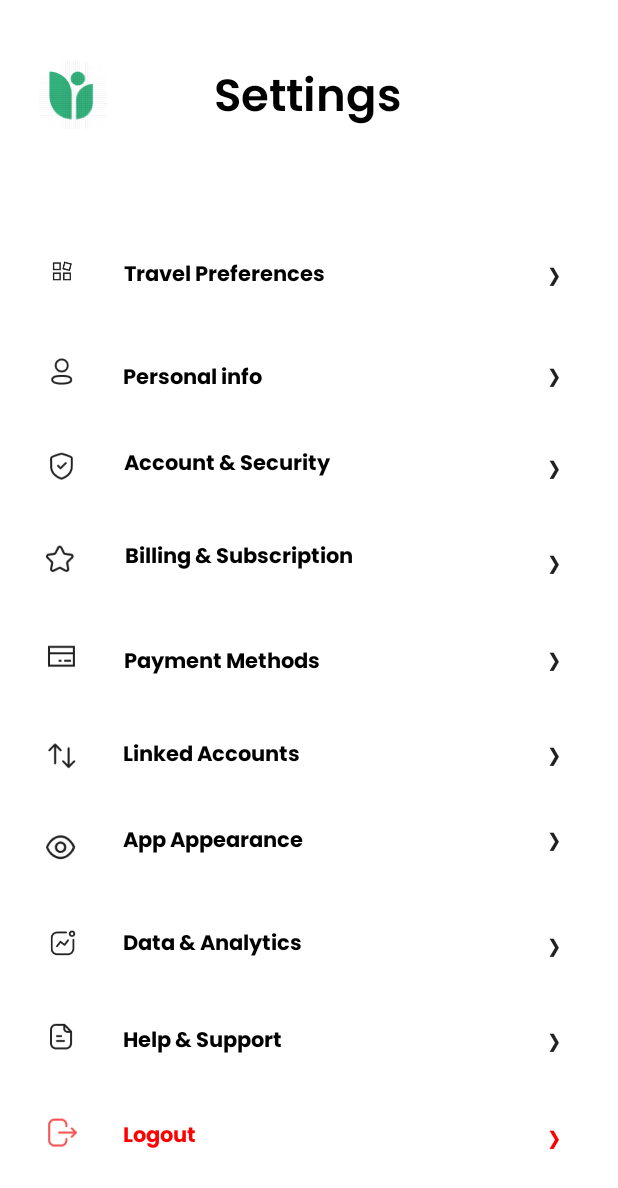
After one commit to GDSC-KIIT/TravelMate, an Android app: the fragment SettingsFragment shown on its own in the app's theme, on a phone screen of 412 x 824 dp. The commit adds this screen. Shown: the top 1188 px of the screen. Run offline under Robolectric (Android 15) with nearby library versions, the phone set to English and light mode, and no system bars.

Commit message:
added settings fragment

```diff
--- a/app/build.gradle.kts
+++ b/app/build.gradle.kts
@@ -44,6 +44,8 @@ dependencies {
     implementation("androidx.appcompat:appcompat:1.6.1")
     implementation("com.google.android.material:material:1.8.0")
     implementation("androidx.constraintlayout:constraintlayout:2.1.4")
+    implementation("androidx.navigation:navigation-fragment-ktx:2.7.5")
+    implementation("androidx.navigation:navigation-ui-ktx:2.7.5")
     testImplementation("junit:junit:4.13.2")
     androidTestImplementation("androidx.test.ext:junit:1.1.5")
     androidTestImplementation("androidx.test.espresso:espresso-core:3.5.1")
--- a/app/src/main/java/com/example/travelmate/MainActivity.kt
+++ b/app/src/main/java/com/example/travelmate/MainActivity.kt
@@ -6,6 +6,6 @@ import android.os.Bundle
 class MainActivity : AppCompatActivity() {
     override fun onCreate(savedInstanceState: Bundle?) {
         super.onCreate(savedInstanceState)
-        setContentView(R.layout.settings_page)
+        setContentView(R.layout.activity_main)
     }
 }
--- /dev/null
+++ b/app/src/main/java/com/example/travelmate/SettingsFragment.kt
@@ -0,0 +1,59 @@
+package com.example.travelmate
+
+import android.os.Bundle
+import androidx.fragment.app.Fragment
+import android.view.LayoutInflater
+import android.view.View
+import android.view.ViewGroup
+
+// TODO: Rename parameter arguments, choose names that match
+// the fragment initialization parameters, e.g. ARG_ITEM_NUMBER
+private const val ARG_PARAM1 = "param1"
+private const val ARG_PARAM2 = "param2"
+
+/**
+ * A simple [Fragment] subclass.
+ * Use the [SettingsFragment.newInstance] factory method to
+ * create an instance of this fragment.
+ */
+class SettingsFragment : Fragment() {
+    // TODO: Rename and change types of parameters
+    private var param1: String? = null
+    private var param2: String? = null
+
+    override fun onCreate(savedInstanceState: Bundle?) {
+        super.onCreate(savedInstanceState)
+        arguments?.let {
+            param1 = it.getString(ARG_PARAM1)
+            param2 = it.getString(ARG_PARAM2)
+        }
+    }
+
+    override fun onCreateView(
+        inflater: LayoutInflater, container: ViewGroup?,
+        savedInstanceState: Bundle?
+    ): View? {
+        // Inflate the layout for this fragment
+        return inflater.inflate(R.layout.fragment_settings, container, false)
+    }
+
+    companion object {
+        /**
+         * Use this factory method to create a new instance of
+         * this fragment using the provided parameters.
+         *
+         * @param param1 Parameter 1.
+         * @param param2 Parameter 2.
+         * @return A new instance of fragment SettingsFragment.
+         */
+        // TODO: Rename and change types and number of parameters
+        @JvmStatic
+        fun newInstance(param1: String, param2: String) =
+            SettingsFragment().apply {
+                arguments = Bundle().apply {
+                    putString(ARG_PARAM1, param1)
+                    putString(ARG_PARAM2, param2)
+                }
+            }
+    }
+}
--- a/app/src/main/res/layout/active_trip_list.xml
+++ b/app/src/main/res/layout/active_trip_list.xml
@@ -1,7 +1,6 @@
 <?xml version="1.0" encoding="utf-8"?>
 <androidx.constraintlayout.widget.ConstraintLayout xmlns:android="http://schemas.android.com/apk/res/android"
     xmlns:app="http://schemas.android.com/apk/res-auto"
-    xmlns:tools="http://schemas.android.com/tools"
     android:layout_width="match_parent"
     android:layout_height="wrap_content"
     android:layout_margin="10sp">
@@ -25,7 +24,7 @@
         android:layout_width="wrap_content"
         android:layout_height="wrap_content"
         android:fontFamily="@font/poppins_bold"
-        android:text="Tokyo,Japan"
+        android:text="@string/tokyo_japan"
         android:textColor="@color/text_primary"
         android:textSize="20sp"
         android:textStyle="bold"
@@ -60,7 +59,7 @@
         android:layout_width="wrap_content"
         android:layout_height="wrap_content"
         android:fontFamily="@font/poppins_light"
-        android:text="Dec 12 - Dec,2023  .  A couple  . Luxury"
+        android:text="@string/trip_detail_desc"
         android:textColor="@color/text_secondary"
         app:layout_constraintBottom_toBottomOf="parent"
         app:layout_constraintEnd_toStartOf="@+id/menu_dropdown"
--- a/app/src/main/res/layout/fragment_home_main_fragment.xml
+++ b/app/src/main/res/layout/fragment_home_main_fragment.xml
@@ -67,6 +67,7 @@
                 android:textSize="18sp"
                 android:textStyle="bold"/>
             <TextView
+                android:id="@+id/tvViewAllPopularDestination"
                 android:layout_width="wrap_content"
                 android:layout_marginLeft="65dp"
                 android:layout_height="wrap_content"
@@ -103,6 +104,7 @@
                 android:textSize="18sp"
                 android:textStyle="bold"/>
             <TextView
+                android:id="@+id/tvViewAllArticles"
                 android:layout_width="wrap_content"
                 android:layout_marginLeft="65dp"
                 android:layout_height="wrap_content"
--- a/app/src/main/res/layout/settings_page.xml
+++ b/app/src/main/res/layout/fragment_settings.xml
@@ -1,4 +1,5 @@
 <?xml version="1.0" encoding="utf-8"?>
+<!-- made by nishchay /-->
 <androidx.constraintlayout.widget.ConstraintLayout xmlns:android="http://schemas.android.com/apk/res/android"
     xmlns:app="http://schemas.android.com/apk/res-auto"
     xmlns:tools="http://schemas.android.com/tools"
--- a/app/src/main/res/values/strings.xml
+++ b/app/src/main/res/values/strings.xml
@@ -57,4 +57,5 @@
     <string name="staycations">Staycations</string>
     <string name="skiing_snowboarding">Skiing/Snowboarding</string>
     <string name="historical_sites">Historical Sites</string>
+    <string name="trip_detail_desc">Dec 12 - Dec,2023 . A couple . Luxury</string>
 </resources>
```
Also changed, not shown: app/src/main/java/com/example/travelmate/fragments/home_main_fragment.java (+28 -0 lines), app/src/main/res/layout/activity_main.xml (added, +20 -0 lines), app/src/main/res/navigation/nav_graph.xml (added, +22 -0 lines).
